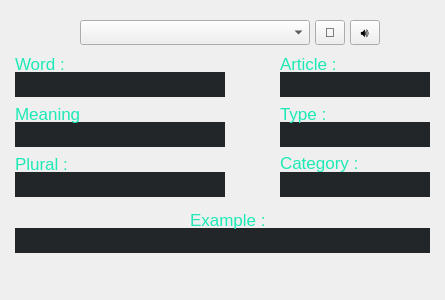
zizo-pro/Language-Master, file GUI/main-gui-file.ui: the form before one commit.
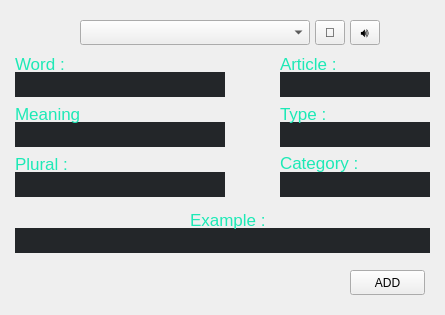
The form after the commit.

Commit message: created the database adder gui and made a button on the main file to open it

The edit to the form file:
```diff
--- a/GUI/main-gui-file.ui
+++ b/GUI/main-gui-file.ui
@@ -7,7 +7,7 @@
     <x>0</x>
     <y>0</y>
     <width>445</width>
-    <height>300</height>
+    <height>315</height>
    </rect>
   </property>
   <property name="windowTitle">
@@ -451,6 +451,19 @@
     <set>Qt::AlignLeading|Qt::AlignLeft|Qt::AlignVCenter</set>
    </property>
   </widget>
+  <widget class="QPushButton" name="add_BT">
+   <property name="geometry">
+    <rect>
+     <x>350</x>
+     <y>270</y>
+     <width>75</width>
+     <height>25</height>
+    </rect>
+   </property>
+   <property name="text">
+    <string>ADD</string>
+   </property>
+  </widget>
   <zorder>comboBox</zorder>
   <zorder>search_BT</zorder>
   <zorder>word_DB</zorder>
```
Left out of the diff: 1 changed line with no effect on the pictures. The commit also changes 3 other files.
